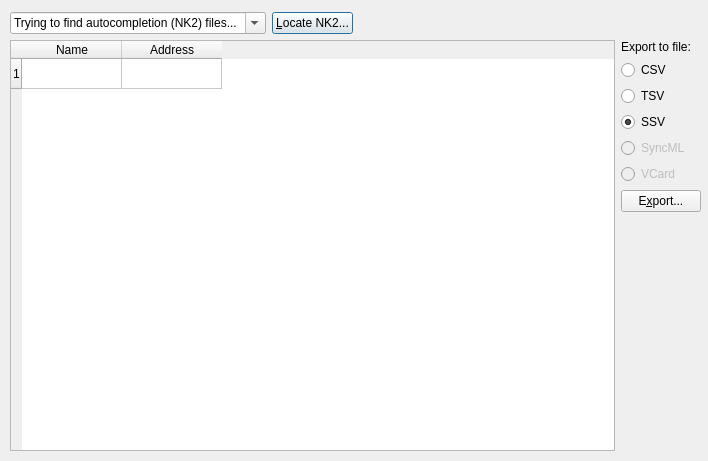
Qt form debunk2.ui (Ravenco/debunk2) before a commit.
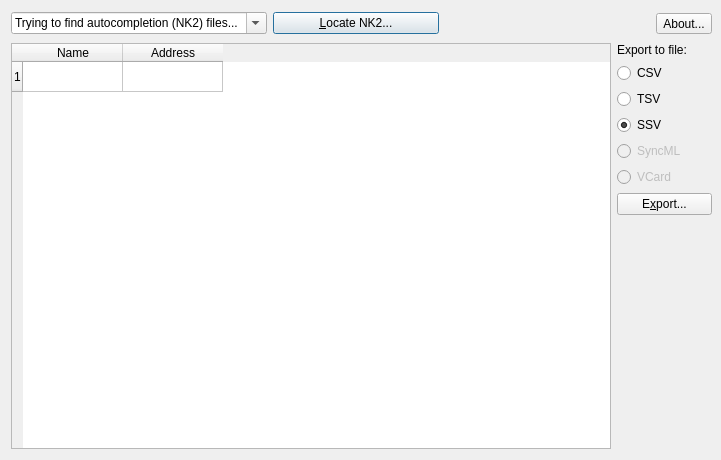
The same form after that commit. Icons and pictures are not drawn.

Commit message: About button and even bigger records table

Patch:
```diff
--- a/debunk2.ui
+++ b/debunk2.ui
@@ -5,8 +5,8 @@
    <rect>
     <x>0</x>
     <y>0</y>
-    <width>708</width>
-    <height>461</height>
+    <width>721</width>
+    <height>460</height>
    </rect>
   </property>
   <property name="windowTitle" >
@@ -15,12 +15,12 @@
   <property name="sizeGripEnabled" >
    <bool>false</bool>
   </property>
-  <widget class="QWidget" name="layoutWidget" >
+  <widget class="QWidget" name="" >
    <property name="geometry" >
     <rect>
-     <x>10</x>
-     <y>12</y>
-     <width>691</width>
+     <x>11</x>
+     <y>10</y>
+     <width>701</width>
      <height>439</height>
     </rect>
    </property>
@@ -31,18 +31,12 @@
     <property name="spacing" >
      <number>6</number>
     </property>
-    <item row="2" column="3" >
-     <spacer>
-      <property name="orientation" >
-       <enum>Qt::Vertical</enum>
+    <item row="0" column="1" >
+     <widget class="QPushButton" name="nk2Locator" >
+      <property name="text" >
+       <string>&amp;Locate NK2...</string>
       </property>
-      <property name="sizeHint" >
-       <size>
-        <width>20</width>
-        <height>201</height>
-       </size>
-      </property>
-     </spacer>
+     </widget>
     </item>
     <item row="0" column="0" >
      <widget class="QComboBox" name="nk2Location" >
@@ -65,14 +59,74 @@
       </item>
      </widget>
     </item>
-    <item row="0" column="1" >
-     <widget class="QPushButton" name="nk2Locator" >
+    <item row="0" column="2" colspan="2" >
+     <spacer>
+      <property name="orientation" >
+       <enum>Qt::Horizontal</enum>
+      </property>
+      <property name="sizeHint" >
+       <size>
+        <width>271</width>
+        <height>27</height>
+       </size>
+      </property>
+     </spacer>
+    </item>
+    <item row="0" column="4" >
+     <widget class="QToolButton" name="toolButton" >
+      <property name="toolTip" >
+       <string>About this program...</string>
+      </property>
       <property name="text" >
-       <string>&amp;Locate NK2...</string>
+       <string>About...</string>
       </property>
      </widget>
     </item>
-    <item row="1" column="3" >
+    <item rowspan="2" row="1" column="0" colspan="3" >
+     <widget class="QTableWidget" name="parsedTable" >
+      <property name="minimumSize" >
+       <size>
+        <width>600</width>
+        <height>400</height>
+       </size>
+      </property>
+      <property name="dragEnabled" >
+       <bool>true</bool>
+      </property>
+      <property name="alternatingRowColors" >
+       <bool>true</bool>
+      </property>
+      <row>
+       <property name="text" >
+        <string>1</string>
+       </property>
+      </row>
+      <column>
+       <property name="text" >
+        <string>Name</string>
+       </property>
+      </column>
+      <column>
+       <property name="text" >
+        <string>Address</string>
+       </property>
+      </column>
+     </widget>
+    </item>
+    <item row="2" column="3" colspan="2" >
+     <spacer>
+      <property name="orientation" >
+       <enum>Qt::Vertical</enum>
+      </property>
+      <property name="sizeHint" >
+       <size>
+        <width>20</width>
+        <height>201</height>
+       </size>
+      </property>
+     </spacer>
+    </item>
+    <item row="1" column="3" colspan="2" >
      <layout class="QGridLayout" >
       <property name="margin" >
        <number>0</number>
@@ -152,50 +206,6 @@
       </item>
      </layout>
     </item>
-    <item rowspan="2" row="1" column="0" colspan="3" >
-     <widget class="QTableWidget" name="parsedTable" >
-      <property name="minimumSize" >
-       <size>
-        <width>600</width>
-        <height>400</height>
-       </size>
-      </property>
-      <property name="dragEnabled" >
-       <bool>true</bool>
-      </property>
-      <property name="alternatingRowColors" >
-       <bool>true</bool>
-      </property>
-      <row>
-       <property name="text" >
-        <string>1</string>
-       </property>
-      </row>
-      <column>
-       <property name="text" >
-        <string>Name</string>
-       </property>
-      </column>
-      <column>
-       <property name="text" >
-        <string>Address</string>
-       </property>
-      </column>
-     </widget>
-    </item>
-    <item row="0" column="2" >
-     <spacer>
-      <property name="orientation" >
-       <enum>Qt::Horizontal</enum>
-      </property>
-      <property name="sizeHint" >
-       <size>
-        <width>81</width>
-        <height>20</height>
-       </size>
-      </property>
-     </spacer>
-    </item>
    </layout>
   </widget>
  </widget>
```
Left out of the diff: 3 changed lines with no effect on the pictures. The commit also changes 1 other file.
